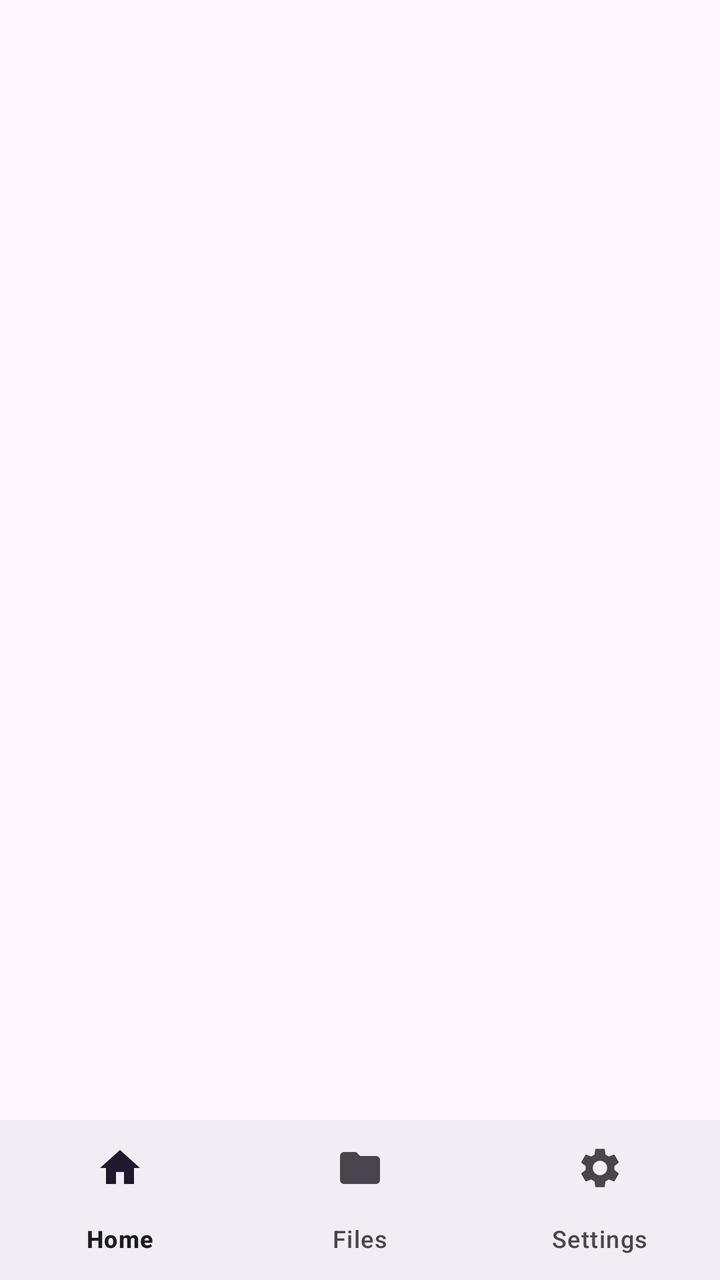
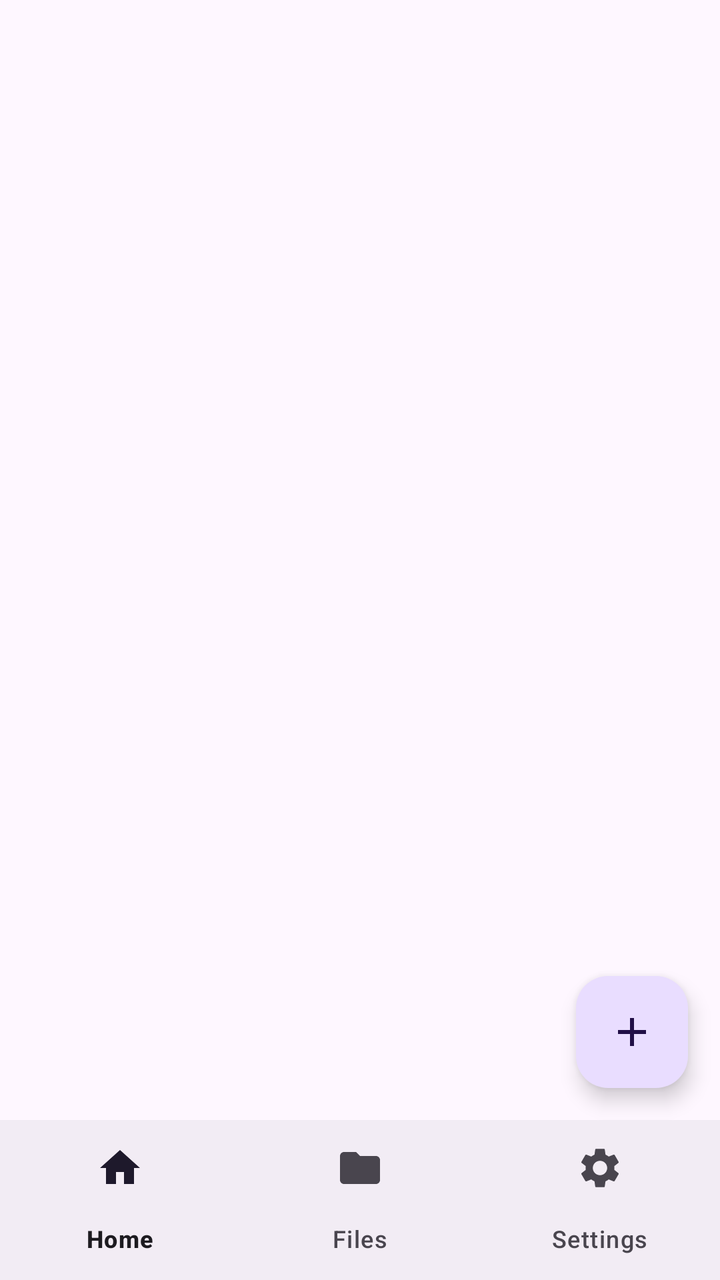

Compare the two renders of this Android layout. The source of the first and the diff that turns it into the second are given below.
<!-- AndroidManifest.xml: application theme AppTheme -->
<!-- res/layout/activity_main.xml -->
<?xml version="1.0" encoding="utf-8"?>
<androidx.constraintlayout.widget.ConstraintLayout xmlns:android="http://schemas.android.com/apk/res/android"
    xmlns:app="http://schemas.android.com/apk/res-auto"
    xmlns:tools="http://schemas.android.com/tools"
    android:id="@+id/main"
    android:layout_width="match_parent"
    android:layout_height="match_parent"
    tools:context=".MainActivity">

    <androidx.appcompat.widget.Toolbar
        android:id="@+id/toolbar"
        android:layout_width="match_parent"
        android:layout_height="?attr/actionBarSize"
        android:elevation="4dp"
        android:theme="@style/AppTheme"
        android:background="@color/md_theme_background"
        app:layout_constraintEnd_toEndOf="parent"
        app:layout_constraintStart_toStartOf="parent"
        app:layout_constraintTop_toTopOf="parent" />

    <FrameLayout
        android:id="@+id/frameLayout"
        android:layout_width="0dp"
        android:layout_height="0dp"
        app:layout_constraintBottom_toTopOf="@+id/bottomNavigationView"
        app:layout_constraintEnd_toEndOf="parent"
        app:layout_constraintStart_toStartOf="parent"
        app:layout_constraintTop_toBottomOf="@+id/toolbar">

    </FrameLayout>

    <com.google.android.material.bottomnavigation.BottomNavigationView
        android:id="@+id/bottomNavigationView"
        android:layout_width="match_parent"
        android:layout_height="wrap_content"
        app:layout_constraintBottom_toBottomOf="parent"
        app:layout_constraintEnd_toEndOf="parent"
        app:layout_constraintStart_toStartOf="parent"
        app:menu="@menu/bottom_nav_menu"
        />
</androidx.constraintlayout.widget.ConstraintLayout>
<!-- resources referenced by this layout -->
<resources>
  <color name="md_theme_background">#FEF7FF</color>
  <color name="md_theme_primary">#66558E</color>
  <color name="md_theme_onPrimary">#FFFFFF</color>
  <color name="md_theme_primaryContainer">#E9DDFF</color>
  <color name="md_theme_onPrimaryContainer">#210F47</color>
  <color name="md_theme_secondary">#625B70</color>
  <color name="md_theme_onSecondary">#FFFFFF</color>
  <color name="md_theme_secondaryContainer">#E8DEF8</color>
  <color name="md_theme_onSecondaryContainer">#1E192B</color>
  <color name="md_theme_tertiary">#7E525F</color>
  <color name="md_theme_onTertiary">#FFFFFF</color>
  <color name="md_theme_tertiaryContainer">#FFD9E2</color>
  <color name="md_theme_onTertiaryContainer">#31101C</color>
  <color name="md_theme_error">#BA1A1A</color>
  <color name="md_theme_onError">#FFFFFF</color>
  <color name="md_theme_errorContainer">#FFDAD6</color>
  <color name="md_theme_onErrorContainer">#410002</color>
  <color name="md_theme_onBackground">#1D1B20</color>
  <color name="md_theme_surface">#FEF7FF</color>
  <color name="md_theme_onSurface">#1D1B20</color>
  <color name="md_theme_surfaceVariant">#E7E0EB</color>
  <color name="md_theme_onSurfaceVariant">#49454E</color>
  <color name="md_theme_outline">#7A757F</color>
  <color name="md_theme_outlineVariant">#CAC4CF</color>
  <color name="md_theme_inverseSurface">#322F35</color>
  <color name="md_theme_inverseOnSurface">#F5EFF7</color>
  <color name="md_theme_inversePrimary">#D0BCFE</color>
  <color name="md_theme_primaryFixed">#E9DDFF</color>
  <color name="md_theme_onPrimaryFixed">#210F47</color>
  <color name="md_theme_primaryFixedDim">#D0BCFE</color>
  <color name="md_theme_onPrimaryFixedVariant">#4E3D75</color>
  <color name="md_theme_secondaryFixed">#E8DEF8</color>
  <color name="md_theme_onSecondaryFixed">#1E192B</color>
  <color name="md_theme_secondaryFixedDim">#CCC2DB</color>
  <color name="md_theme_onSecondaryFixedVariant">#4A4458</color>
  <color name="md_theme_tertiaryFixed">#FFD9E2</color>
  <color name="md_theme_onTertiaryFixed">#31101C</color>
  <color name="md_theme_tertiaryFixedDim">#F0B8C7</color>
  <color name="md_theme_onTertiaryFixedVariant">#633B47</color>
  <color name="md_theme_surfaceDim">#DED8E0</color>
  <color name="md_theme_surfaceBright">#FEF7FF</color>
  <color name="md_theme_surfaceContainerLowest">#FFFFFF</color>
  <color name="md_theme_surfaceContainerLow">#F8F1FA</color>
  <color name="md_theme_surfaceContainer">#F2ECF4</color>
  <color name="md_theme_surfaceContainerHigh">#ECE6EE</color>
  <color name="md_theme_surfaceContainerHighest">#E6E0E8</color>
  <!-- unchanged entries left out for length: 1 -->
</resources>

<!-- the commit's change to res/layout/activity_main.xml (unified diff, before → after) -->
@@ -1,5 +1,6 @@
 <?xml version="1.0" encoding="utf-8"?>
-<androidx.constraintlayout.widget.ConstraintLayout xmlns:android="http://schemas.android.com/apk/res/android"
+<androidx.constraintlayout.widget.ConstraintLayout
+    xmlns:android="http://schemas.android.com/apk/res/android"
     xmlns:app="http://schemas.android.com/apk/res-auto"
     xmlns:tools="http://schemas.android.com/tools"
     android:id="@+id/main"
@@ -29,6 +30,15 @@
 
     </FrameLayout>
 
+    <com.google.android.material.floatingactionbutton.FloatingActionButton
+        android:layout_width="wrap_content"
+        android:layout_height="wrap_content"
+        android:layout_margin="16dp"
+        android:src="@drawable/icon_add"
+        android:contentDescription="@string/main_add_button"
+        app:layout_constraintBottom_toBottomOf="@+id/frameLayout"
+        app:layout_constraintEnd_toEndOf="@+id/frameLayout" />
+
     <com.google.android.material.bottomnavigation.BottomNavigationView
         android:id="@+id/bottomNavigationView"
         android:layout_width="match_parent"
<!-- resource entries referenced after the edit -->
@@ -1,6 +1,13 @@
 <!-- resources referenced by this layout -->
 <resources>
   <color name="md_theme_background">#FEF7FF</color>
+  <!-- drawable icon_add (drawable) -->
+  <vector xmlns:android="http://schemas.android.com/apk/res/android" android:height="24dp" android:tint="#000000" android:viewportHeight="24" android:viewportWidth="24" android:width="24dp">
+        
+      <path android:fillColor="@android:color/white" android:pathData="M19,13h-6v6h-2v-6H5v-2h6V5h2v6h6v2z"/>
+      
+  </vector>
+  <string name="main_add_button">Main Add Button</string>
   <color name="md_theme_primary">#66558E</color>
   <color name="md_theme_onPrimary">#FFFFFF</color>
   <color name="md_theme_primaryContainer">#E9DDFF</color>
